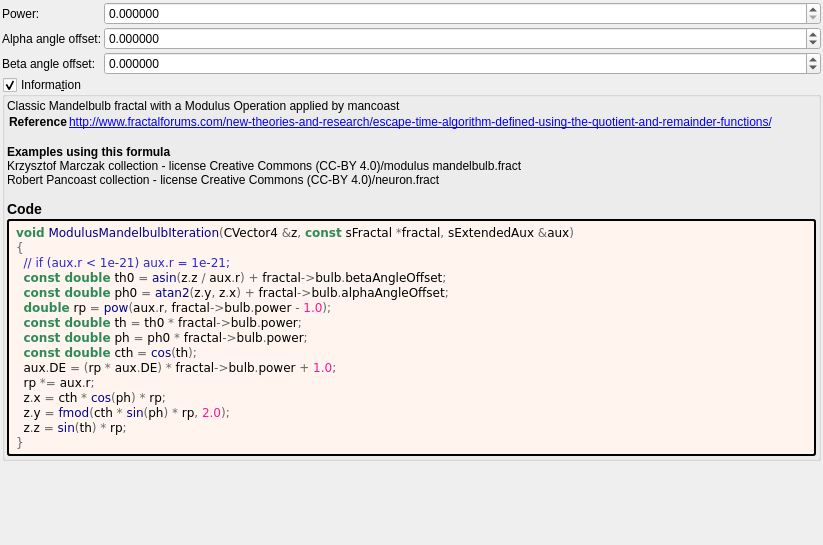
First picture: the form in mandelbulber2/formula/ui/modulus_mandelbulb.ui, repository buddhi1980/mandelbulber2, before the edit.
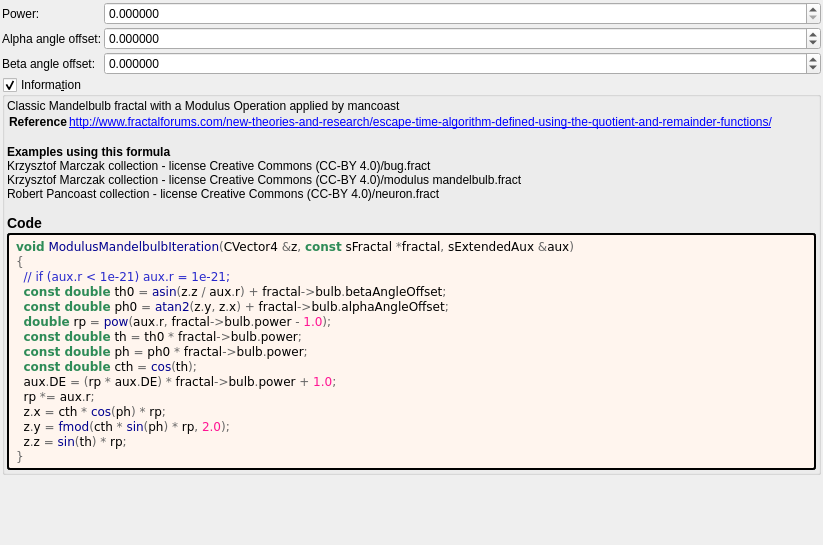
Second picture: the form after the edit. Custom widgets are drawn as their Qt base class.

```diff
--- a/mandelbulber2/formula/ui/modulus_mandelbulb.ui
+++ b/mandelbulber2/formula/ui/modulus_mandelbulb.ui
@@ -175,7 +175,7 @@
 &lt;tr&gt;&lt;th&gt;Reference&lt;/th&gt;&lt;td&gt;&lt;a href=&quot;http://www.fractalforums.com/new-theories-and-research/escape-time-algorithm-defined-using-the-quotient-and-remainder-functions/&quot;&gt;http://www.fractalforums.com/new-theories-and-research/escape-time-algorithm-defined-using-the-quotient-and-remainder-functions/&lt;br&gt;
 &lt;/td&gt;&lt;/tr&gt;
 &lt;/table&gt;
-&lt;br&gt;&lt;b&gt;Examples using this formula&lt;/b&gt;&lt;br&gt;Krzysztof Marczak collection - license Creative Commons (CC-BY 4.0)/modulus mandelbulb.fract&lt;br&gt;Robert Pancoast collection - license Creative Commons (CC-BY 4.0)/neuron.fract&lt;h3&gt;Code&lt;/h3&gt;</string>
+&lt;br&gt;&lt;b&gt;Examples using this formula&lt;/b&gt;&lt;br&gt;Krzysztof Marczak collection - license Creative Commons (CC-BY 4.0)/bug.fract&lt;br&gt;Krzysztof Marczak collection - license Creative Commons (CC-BY 4.0)/modulus mandelbulb.fract&lt;br&gt;Robert Pancoast collection - license Creative Commons (CC-BY 4.0)/neuron.fract&lt;h3&gt;Code&lt;/h3&gt;</string>
         </property>
         <property name="wordWrap">
          <bool>true</bool>
```
